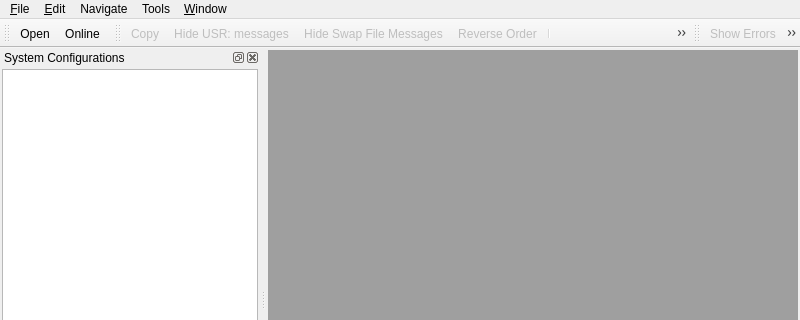
Old version of the form cs8LogFileViewer/forms/mainwindow.ui in the repository vdg1/cs8Tools; both pictures show x 0 to 800 and y 0 to 320 of the 800 by 600 pixel window.
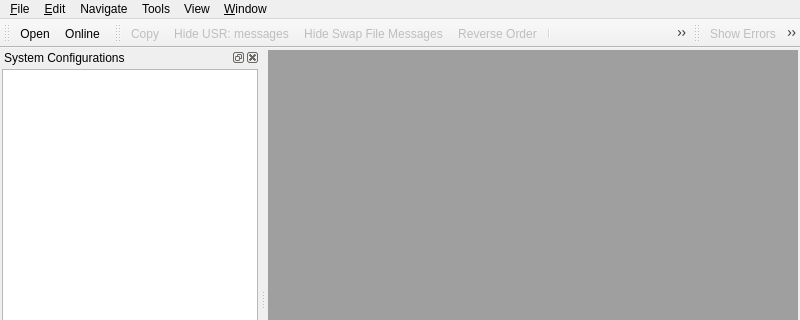
New version of the form. Icons and pictures are not drawn. Custom widgets are drawn as their Qt base class.

Commit message: Added menu entries to show "system configuration" and "search" dock

The edit to the form file:
```diff
--- a/cs8LogFileViewer/forms/mainwindow.ui
+++ b/cs8LogFileViewer/forms/mainwindow.ui
@@ -96,10 +96,18 @@
     <addaction name="actionNext_System_Start"/>
     <addaction name="actionPrevious_System_Start"/>
    </widget>
+   <widget class="QMenu" name="menuView">
+    <property name="title">
+     <string>View</string>
+    </property>
+    <addaction name="actionSystem_Configurations"/>
+    <addaction name="actionSearch"/>
+   </widget>
    <addaction name="menu_File"/>
    <addaction name="menuEdit"/>
    <addaction name="menuNavigate"/>
    <addaction name="menuTools"/>
+   <addaction name="menuView"/>
    <addaction name="menu_Window"/>
   </widget>
   <widget class="QStatusBar" name="statusbar"/>
```
Left out of the diff: 14 changed lines with no effect on the pictures. The commit also changes 2 other files.
